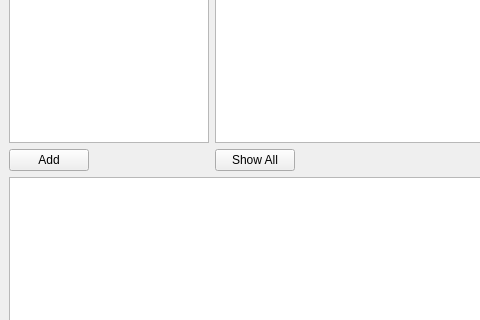
The window that mainwindow.ui (eloranta/VibeFood) describes before a commit, drawn with Qt 5; both pictures show x 0 to 480 and y 130 to 450 of the 800 by 630 pixel window.
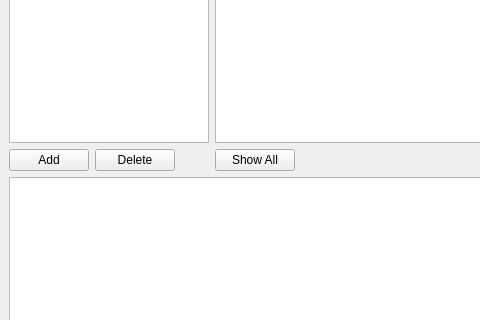
The same window after the commit.

Commit message: add delete button to foods

Diff of the .ui file:
```diff
--- a/mainwindow.ui
+++ b/mainwindow.ui
@@ -71,6 +71,13 @@
                </property>
               </widget>
              </item>
+             <item>
+              <widget class="QPushButton" name="deleteFood">
+               <property name="text">
+                <string>Delete</string>
+               </property>
+              </widget>
+             </item>
              <item>
               <spacer name="horizontalSpacer_2">
                <property name="orientation">
```
The commit also changes 2 other files.
